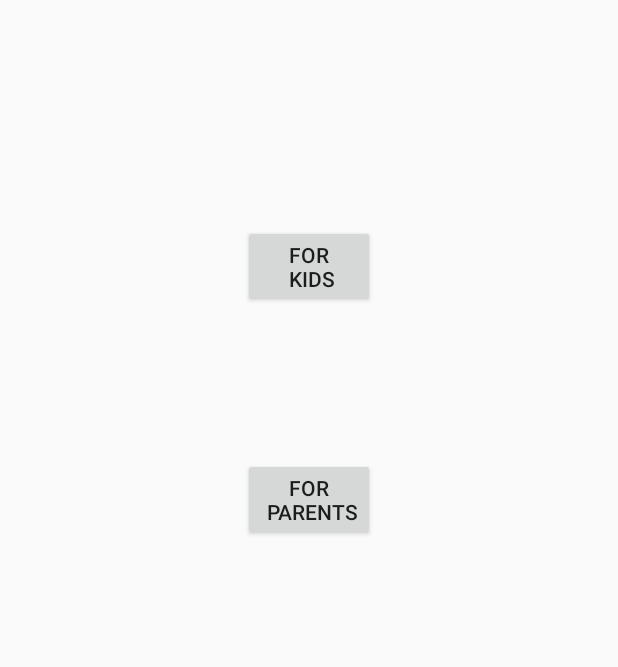
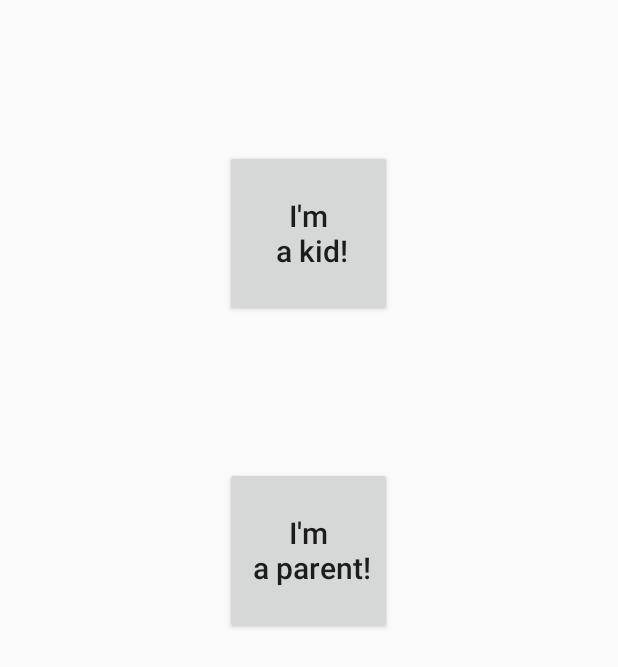
Before and after one commit to MCharming98/HMH2019-Android, an Android app: the screen it shows after launch (MainActivity), on a phone screen of 412 x 824 dp. Shown: the top 667 px of the screen. Run offline under Robolectric (Android 15) with nearby library versions, the phone set to English and light mode, and no system bars.

Commit message:
Fix syntax

```diff
--- a/app/src/main/java/com/example/hmh2019/Kid.java
+++ b/app/src/main/java/com/example/hmh2019/Kid.java
@@ -23,13 +23,15 @@ public class Kid{
     public Kid(String input){
         name = input;
         result = input; //The result starts with the name of our kid
-        output_file = 'the_profile_of_' + input; //The name of the output file should be the_profile_of_ben for exmaple, the name after _ is the input
+        output_file = "the_profile_of_" + input; //The name of the output file should be the_profile_of_ben for exmaple, the name after _ is the input
     }
+    /*
     public void store_output(String output_file, String result){
         FileOutputStream fos = openFileOutput(output_file, Context.MODE_PRIVATE);
         fos.write(result.getBytes());
         fos.close();
     }
+    */
 }
 /* How to store the output by name
 FileOutputStream fos = openFileOutput(FILENAME, Context.MODE_PRIVATE);
--- a/app/src/main/java/com/example/hmh2019/Parent.java
+++ b/app/src/main/java/com/example/hmh2019/Parent.java
@@ -41,12 +41,14 @@ public class Parent {
         if(exist_kid){
             for(Kid kid : kidArrayList){
                 String name = "the_profile_of_" + kid.name; //grammar check needed
-                result.append(name)
+                result.add(name);
             }
-            return result
+            return result;
         }
-        return null
+        return null;
     }
+
+    /*
     public static String read_file(Kid kid){
         String kid_name = kid.name;
         String file_name = 'the_profile_of_' + kid_name;
@@ -67,6 +69,7 @@ public class Parent {
         }
         return null;
     }//Not sure if it works, test cases needed.
+    */
 
     public static String display_result(String output){
         return output;
--- a/app/src/main/res/layout/content_main.xml
+++ b/app/src/main/res/layout/content_main.xml
@@ -9,16 +9,21 @@
 
     <Button
         android:id="@+id/btn_kids"
-        android:layout_width="wrap_content"
-        android:layout_height="wrap_content"
-        android:layout_marginTop="150dp"
-        android:text="For\n kids"/>
+        android:layout_width="50pt"
+        android:layout_height="50pt"
+        android:layout_marginTop="100dp"
+        android:textAllCaps="false"
+        android:textSize="20dp"
+
+        android:text="I'm\n a kid!"/>
 
     <Button
         android:id="@+id/btn_parents"
-        android:layout_width="wrap_content"
-        android:layout_height="wrap_content"
+        android:layout_width="50pt"
+        android:layout_height="50pt"
         android:layout_marginTop="100dp"
-        android:text="For\n parents"/>
+        android:textAllCaps="false"
+        android:textSize="20dp"
+        android:text="I'm\n a parent!"/>
 
 </LinearLayout>
```
